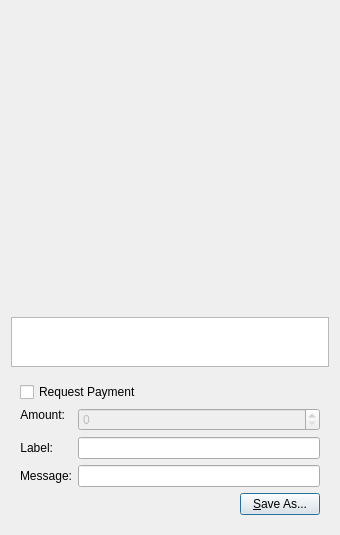
First picture: the form in src/qt/forms/qrcodedialog.ui, repository jamcont/BancoinCore, before the edit.
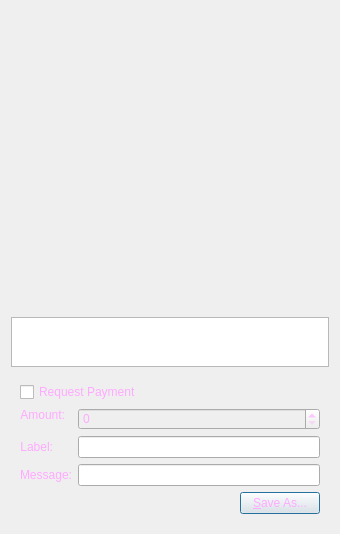
Second picture: the form after the edit. Icons and pictures are not drawn. Custom widgets are drawn as their Qt base class.

What changed in the file:
```diff
--- a/src/qt/forms/qrcodedialog.ui
+++ b/src/qt/forms/qrcodedialog.ui
@@ -13,6 +13,10 @@
   <property name="windowTitle">
    <string>QR Code Dialog</string>
   </property>
+  <property name="styleSheet">
+   <string notr="true">background-image: url(:/images/bkg2);
+color: rgb(255, 170, 255);</string>
+  </property>
   <layout class="QVBoxLayout" name="verticalLayout_3">
    <item>
     <widget class="QLabel" name="lblQRCode">
```
Left out of the diff: 1 changed line with no effect on the pictures.
